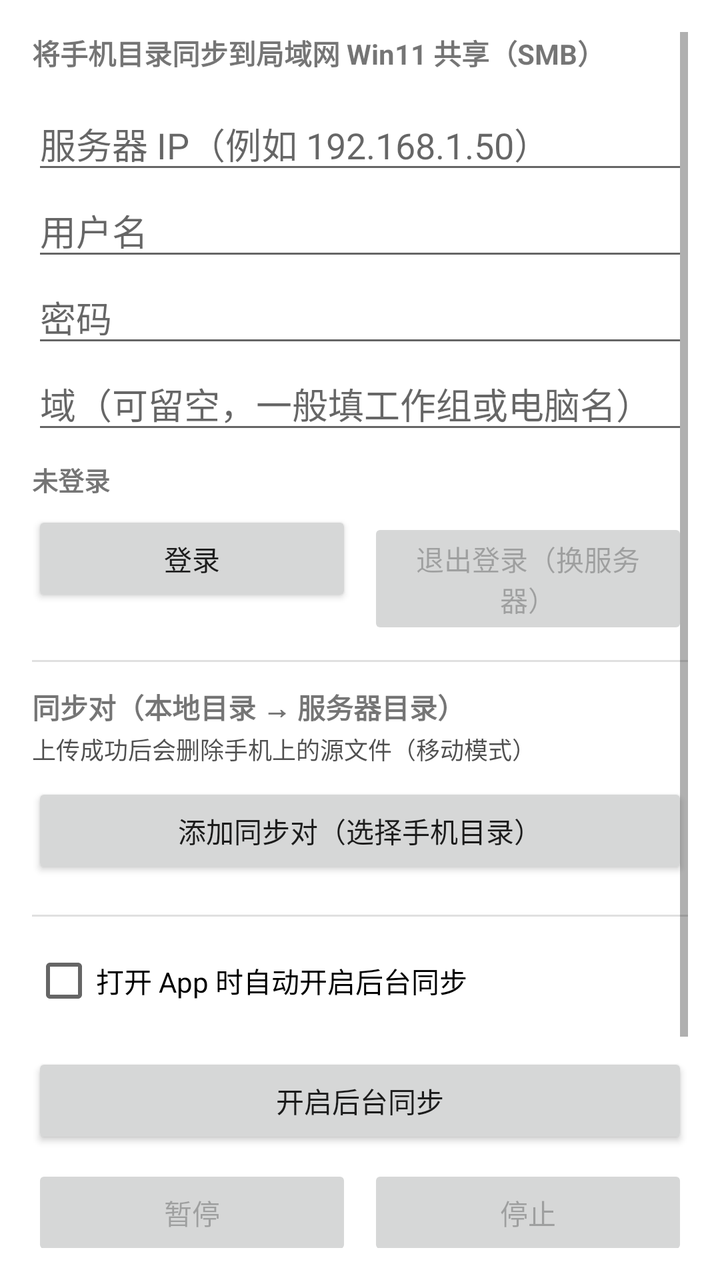
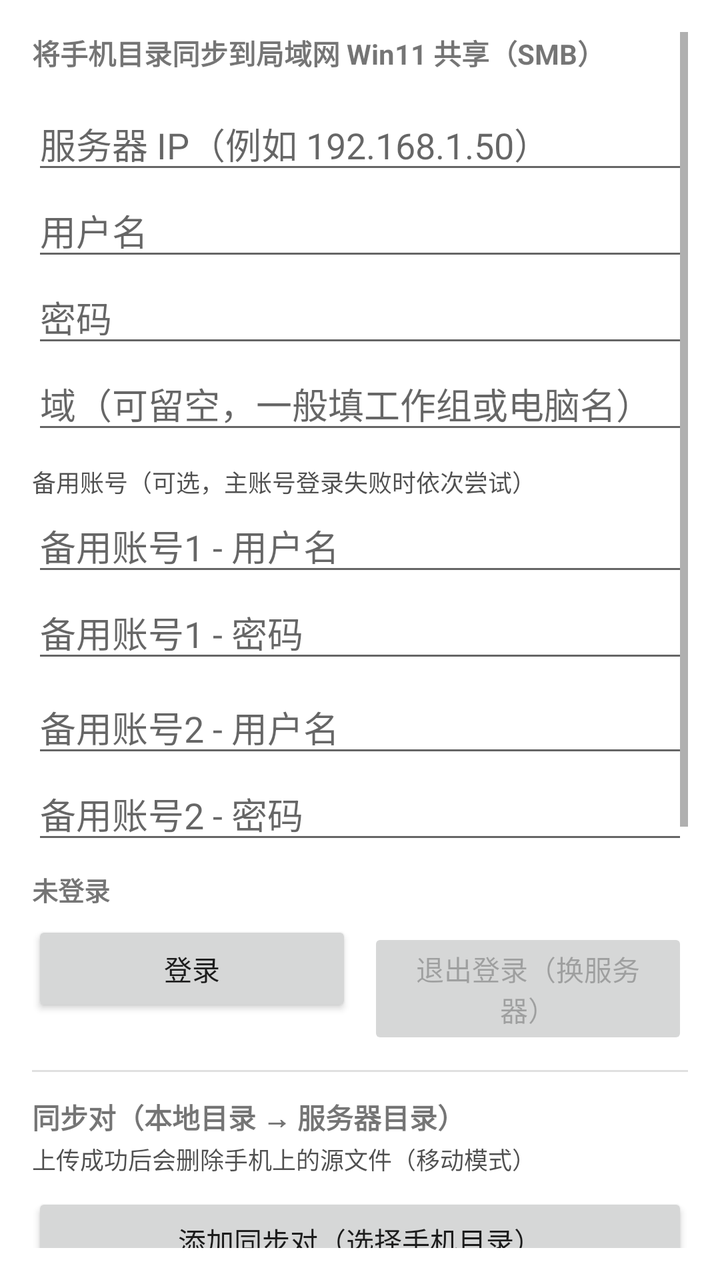

Two renders of the same Android screen: before a commit and after it. Below are the layout's source before the change and the commit's diff.
<!-- AndroidManifest.xml: application theme Theme.ScreenshotSync -->
<!-- res/layout/activity_main.xml -->
<?xml version="1.0" encoding="utf-8"?>
<ScrollView xmlns:android="http://schemas.android.com/apk/res/android"
    android:layout_width="match_parent"
    android:layout_height="match_parent"
    android:fillViewport="true"
    android:padding="16dp">

    <LinearLayout
        android:layout_width="match_parent"
        android:layout_height="wrap_content"
        android:orientation="vertical">

        <TextView
            android:layout_width="wrap_content"
            android:layout_height="wrap_content"
            android:layout_marginBottom="12dp"
            android:text="将手机目录同步到局域网 Win11 共享（SMB）"
            android:textSize="14sp"
            android:textStyle="bold" />

        <EditText
            android:id="@+id/etHost"
            android:layout_width="match_parent"
            android:layout_height="wrap_content"
            android:hint="服务器 IP（例如 192.168.1.50）"
            android:inputType="text"
            android:singleLine="true" />

        <EditText
            android:id="@+id/etUser"
            android:layout_width="match_parent"
            android:layout_height="wrap_content"
            android:hint="用户名"
            android:inputType="text"
            android:singleLine="true" />

        <EditText
            android:id="@+id/etPassword"
            android:layout_width="match_parent"
            android:layout_height="wrap_content"
            android:hint="密码"
            android:inputType="textPassword"
            android:singleLine="true" />

        <EditText
            android:id="@+id/etDomain"
            android:layout_width="match_parent"
            android:layout_height="wrap_content"
            android:hint="域（可留空，一般填工作组或电脑名）"
            android:inputType="text"
            android:singleLine="true" />

        <TextView
            android:id="@+id/tvLoginStatus"
            android:layout_width="match_parent"
            android:layout_height="wrap_content"
            android:layout_marginTop="8dp"
            android:text="未登录"
            android:textSize="13sp"
            android:textStyle="bold" />

        <LinearLayout
            android:layout_width="match_parent"
            android:layout_height="wrap_content"
            android:layout_marginTop="6dp"
            android:orientation="horizontal">

            <Button
                android:id="@+id/btnLogin"
                android:layout_width="0dp"
                android:layout_height="wrap_content"
                android:layout_weight="1"
                android:text="登录" />

            <Button
                android:id="@+id/btnLogout"
                android:layout_width="0dp"
                android:layout_height="wrap_content"
                android:layout_marginStart="8dp"
                android:layout_weight="1"
                android:enabled="false"
                android:text="退出登录（换服务器）" />
        </LinearLayout>

        <View
            android:layout_width="match_parent"
            android:layout_height="1dp"
            android:layout_marginTop="14dp"
            android:background="?android:attr/listDivider" />

        <TextView
            android:layout_width="wrap_content"
            android:layout_height="wrap_content"
            android:layout_marginTop="12dp"
            android:text="同步对（本地目录 → 服务器目录）"
            android:textStyle="bold" />

        <TextView
            android:layout_width="wrap_content"
            android:layout_height="wrap_content"
            android:layout_marginTop="2dp"
            android:text="上传成功后会删除手机上的源文件（移动模式）"
            android:textColor="#B0000000"
            android:textSize="12sp" />

        <Button
            android:id="@+id/btnAddPair"
            android:layout_width="match_parent"
            android:layout_height="wrap_content"
            android:layout_marginTop="8dp"
            android:text="添加同步对（选择手机目录）" />

        <LinearLayout
            android:id="@+id/pairsContainer"
            android:layout_width="match_parent"
            android:layout_height="wrap_content"
            android:layout_marginTop="4dp"
            android:orientation="vertical" />

        <View
            android:layout_width="match_parent"
            android:layout_height="1dp"
            android:layout_marginTop="14dp"
            android:background="?android:attr/listDivider" />

        <CheckBox
            android:id="@+id/cbAutoSync"
            android:layout_width="wrap_content"
            android:layout_height="wrap_content"
            android:layout_marginTop="8dp"
            android:text="打开 App 时自动开启后台同步" />

        <Button
            android:id="@+id/btnSync"
            android:layout_width="match_parent"
            android:layout_height="wrap_content"
            android:layout_marginTop="12dp"
            android:text="开启后台同步" />

        <LinearLayout
            android:layout_width="match_parent"
            android:layout_height="wrap_content"
            android:layout_marginTop="8dp"
            android:orientation="horizontal">

            <Button
                android:id="@+id/btnPause"
                android:layout_width="0dp"
                android:layout_height="wrap_content"
                android:layout_weight="1"
                android:enabled="false"
                android:text="暂停" />

            <Button
                android:id="@+id/btnStop"
                android:layout_width="0dp"
                android:layout_height="wrap_content"
                android:layout_marginStart="8dp"
                android:layout_weight="1"
                android:enabled="false"
                android:text="停止" />
        </LinearLayout>

        <Button
            android:id="@+id/btnPause30"
            android:layout_width="match_parent"
            android:layout_height="wrap_content"
            android:layout_marginTop="8dp"
            android:enabled="false"
            android:text="暂停 30 分钟（到点自动继续）" />

        <LinearLayout
            android:layout_width="match_parent"
            android:layout_height="wrap_content"
            android:layout_marginTop="12dp"
            android:gravity="center_vertical"
            android:orientation="horizontal">

            <TextView
                android:id="@+id/tvStatus"
                android:layout_width="0dp"
                android:layout_height="wrap_content"
                android:layout_weight="1"
                android:text="状态：未启动"
                android:textStyle="bold" />

            <Button
                android:id="@+id/btnClearLog"
                style="?android:attr/buttonStyleSmall"
                android:layout_width="wrap_content"
                android:layout_height="wrap_content"
                android:text="清屏" />
        </LinearLayout>

        <TextView
            android:id="@+id/tvLog"
            android:layout_width="match_parent"
            android:layout_height="wrap_content"
            android:layout_marginTop="12dp"
            android:fontFamily="monospace"
            android:textSize="12sp"
            android:textIsSelectable="true" />
    </LinearLayout>
</ScrollView>
<!-- resources referenced by this layout -->
<resources>
  <style name="Theme.ScreenshotSync" parent="Theme.MaterialComponents.DayNight.DarkActionBar" />
</resources>

<!-- the commit's change to res/layout/activity_main.xml (unified diff, before → after) -->
@@ -51,6 +51,47 @@
             android:singleLine="true" />
 
         <TextView
+            android:layout_width="wrap_content"
+            android:layout_height="wrap_content"
+            android:layout_marginTop="10dp"
+            android:text="备用账号（可选，主账号登录失败时依次尝试）"
+            android:textSize="12sp"
+            android:textColor="#B0000000" />
+
+        <EditText
+            android:id="@+id/etBackupUser1"
+            android:layout_width="match_parent"
+            android:layout_height="wrap_content"
+            android:hint="备用账号1 - 用户名"
+            android:inputType="text"
+            android:singleLine="true" />
+
+        <EditText
+            android:id="@+id/etBackupPassword1"
+            android:layout_width="match_parent"
+            android:layout_height="wrap_content"
+            android:hint="备用账号1 - 密码"
+            android:inputType="textPassword"
+            android:singleLine="true" />
+
+        <EditText
+            android:id="@+id/etBackupUser2"
+            android:layout_width="match_parent"
+            android:layout_height="wrap_content"
+            android:layout_marginTop="4dp"
+            android:hint="备用账号2 - 用户名"
+            android:inputType="text"
+            android:singleLine="true" />
+
+        <EditText
+            android:id="@+id/etBackupPassword2"
+            android:layout_width="match_parent"
+            android:layout_height="wrap_content"
+            android:hint="备用账号2 - 密码"
+            android:inputType="textPassword"
+            android:singleLine="true" />
+
+        <TextView
             android:id="@+id/tvLoginStatus"
             android:layout_width="match_parent"
             android:layout_height="wrap_content"
